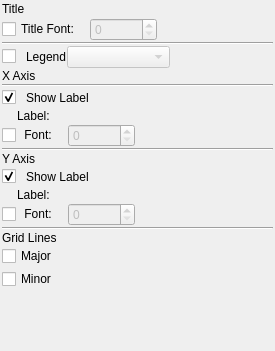
Qt form code/plotms/GuiTabs/PlotMSCanvasTab.ui (radio-astro/casa) before a commit.
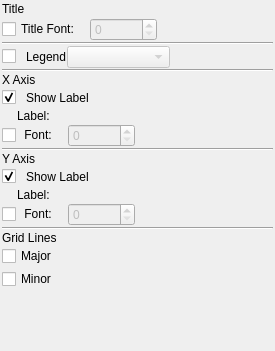
The same form after that commit.

Commit message: Minor plotms gui layout fix (move horizontal line)

Diff of the .ui file:
```diff
--- a/code/plotms/GuiTabs/PlotMSCanvasTab.ui
+++ b/code/plotms/GuiTabs/PlotMSCanvasTab.ui
@@ -182,16 +182,16 @@
     </layout>
    </item>
    <item>
-    <widget class="QLabel" name="xAxisSection">
-     <property name="text">
-      <string>X Axis</string>
+    <widget class="Line" name="line_4">
+     <property name="orientation">
+      <enum>Qt::Horizontal</enum>
      </property>
     </widget>
    </item>
    <item>
-    <widget class="Line" name="line_4">
-     <property name="orientation">
-      <enum>Qt::Horizontal</enum>
+    <widget class="QLabel" name="xAxisSection">
+     <property name="text">
+      <string>X Axis</string>
      </property>
     </widget>
    </item>
```
